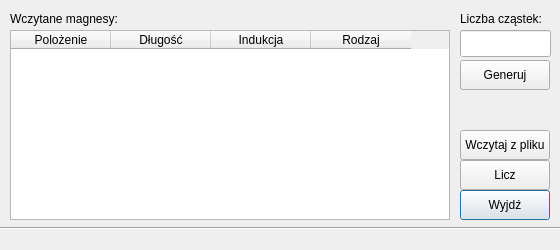
illmoded/madx_nasz, file wiz/liczenie.ui: the form before one commit.
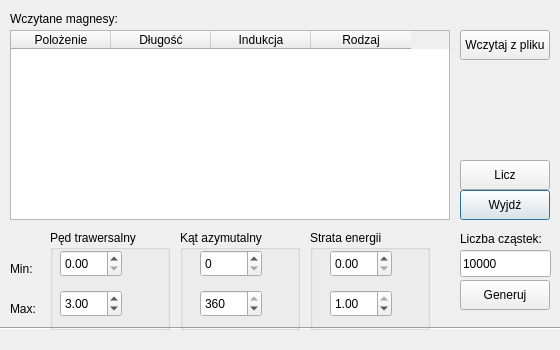
The form after the commit.

```diff
--- a/wiz/liczenie.ui
+++ b/wiz/liczenie.ui
@@ -7,7 +7,7 @@
     <x>0</x>
     <y>0</y>
     <width>560</width>
-    <height>250</height>
+    <height>350</height>
    </rect>
   </property>
   <property name="minimumSize">
@@ -19,7 +19,7 @@
   <property name="maximumSize">
    <size>
     <width>560</width>
-    <height>250</height>
+    <height>2500</height>
    </size>
   </property>
   <property name="windowTitle">
@@ -88,7 +88,7 @@
    <property name="geometry">
     <rect>
      <x>460</x>
-     <y>10</y>
+     <y>230</y>
      <width>91</width>
      <height>17</height>
     </rect>
@@ -101,17 +101,20 @@
    <property name="geometry">
     <rect>
      <x>460</x>
-     <y>30</y>
+     <y>250</y>
      <width>91</width>
      <height>27</height>
     </rect>
    </property>
+   <property name="text">
+    <string>10000</string>
+   </property>
   </widget>
   <widget class="QPushButton" name="BTNload">
    <property name="geometry">
     <rect>
      <x>460</x>
-     <y>130</y>
+     <y>30</y>
      <width>90</width>
      <height>30</height>
     </rect>
@@ -127,7 +130,7 @@
    <property name="geometry">
     <rect>
      <x>460</x>
-     <y>60</y>
+     <y>280</y>
      <width>90</width>
      <height>30</height>
     </rect>
@@ -153,7 +156,7 @@
    <property name="geometry">
     <rect>
      <x>0</x>
-     <y>220</y>
+     <y>320</y>
      <width>561</width>
      <height>16</height>
     </rect>
@@ -166,7 +169,7 @@
    <property name="geometry">
     <rect>
      <x>10</x>
-     <y>230</y>
+     <y>330</y>
      <width>541</width>
      <height>17</height>
     </rect>
@@ -175,6 +178,190 @@
     <string/>
    </property>
   </widget>
+  <widget class="QGroupBox" name="groupBox">
+   <property name="geometry">
+    <rect>
+     <x>50</x>
+     <y>230</y>
+     <width>120</width>
+     <height>100</height>
+    </rect>
+   </property>
+   <property name="font">
+    <font>
+     <kerning>true</kerning>
+    </font>
+   </property>
+   <property name="title">
+    <string>Pęd trawersalny</string>
+   </property>
+   <widget class="QDoubleSpinBox" name="SBpmin">
+    <property name="geometry">
+     <rect>
+      <x>10</x>
+      <y>20</y>
+      <width>62</width>
+      <height>27</height>
+     </rect>
+    </property>
+    <property name="decimals">
+     <number>2</number>
+    </property>
+    <property name="maximum">
+     <double>10.000000000000000</double>
+    </property>
+    <property name="singleStep">
+     <double>0.010000000000000</double>
+    </property>
+   </widget>
+   <widget class="QDoubleSpinBox" name="SBpmax">
+    <property name="geometry">
+     <rect>
+      <x>10</x>
+      <y>60</y>
+      <width>62</width>
+      <height>27</height>
+     </rect>
+    </property>
+    <property name="decimals">
+     <number>2</number>
+    </property>
+    <property name="maximum">
+     <double>10.000000000000000</double>
+    </property>
+    <property name="singleStep">
+     <double>0.010000000000000</double>
+    </property>
+    <property name="value">
+     <double>3.000000000000000</double>
+    </property>
+   </widget>
+  </widget>
+  <widget class="QLabel" name="label_3">
+   <property name="geometry">
+    <rect>
+     <x>10</x>
+     <y>260</y>
+     <width>31</width>
+     <height>17</height>
+    </rect>
+   </property>
+   <property name="text">
+    <string>Min:</string>
+   </property>
+  </widget>
+  <widget class="QLabel" name="label_4">
+   <property name="geometry">
+    <rect>
+     <x>10</x>
+     <y>300</y>
+     <width>31</width>
+     <height>17</height>
+    </rect>
+   </property>
+   <property name="text">
+    <string>Max:</string>
+   </property>
+  </widget>
+  <widget class="QGroupBox" name="groupBox_2">
+   <property name="geometry">
+    <rect>
+     <x>180</x>
+     <y>230</y>
+     <width>120</width>
+     <height>100</height>
+    </rect>
+   </property>
+   <property name="title">
+    <string>Kąt azymutalny</string>
+   </property>
+   <widget class="QDoubleSpinBox" name="SBfimin">
+    <property name="geometry">
+     <rect>
+      <x>20</x>
+      <y>20</y>
+      <width>62</width>
+      <height>27</height>
+     </rect>
+    </property>
+    <property name="decimals">
+     <number>0</number>
+    </property>
+    <property name="maximum">
+     <double>360.000000000000000</double>
+    </property>
+   </widget>
+   <widget class="QDoubleSpinBox" name="SBfimax">
+    <property name="geometry">
+     <rect>
+      <x>20</x>
+      <y>60</y>
+      <width>62</width>
+      <height>27</height>
+     </rect>
+    </property>
+    <property name="decimals">
+     <number>0</number>
+    </property>
+    <property name="maximum">
+     <double>360.000000000000000</double>
+    </property>
+    <property name="value">
+     <double>360.000000000000000</double>
+    </property>
+   </widget>
+   <zorder>SBfimin</zorder>
+   <zorder>SBfimax</zorder>
+   <zorder>line</zorder>
+  </widget>
+  <widget class="QGroupBox" name="groupBox_3">
+   <property name="geometry">
+    <rect>
+     <x>310</x>
+     <y>230</y>
+     <width>120</width>
+     <height>100</height>
+    </rect>
+   </property>
+   <property name="title">
+    <string>Strata energii</string>
+   </property>
+   <widget class="QDoubleSpinBox" name="SBksimin">
+    <property name="geometry">
+     <rect>
+      <x>20</x>
+      <y>20</y>
+      <width>62</width>
+      <height>27</height>
+     </rect>
+    </property>
+    <property name="maximum">
+     <double>1.000000000000000</double>
+    </property>
+    <property name="singleStep">
+     <double>0.010000000000000</double>
+    </property>
+   </widget>
+   <widget class="QDoubleSpinBox" name="SBksimax">
+    <property name="geometry">
+     <rect>
+      <x>20</x>
+      <y>60</y>
+      <width>62</width>
+      <height>27</height>
+     </rect>
+    </property>
+    <property name="maximum">
+     <double>1.000000000000000</double>
+    </property>
+    <property name="singleStep">
+     <double>0.010000000000000</double>
+    </property>
+    <property name="value">
+     <double>1.000000000000000</double>
+    </property>
+   </widget>
+  </widget>
  </widget>
  <resources/>
  <connections/>
```
